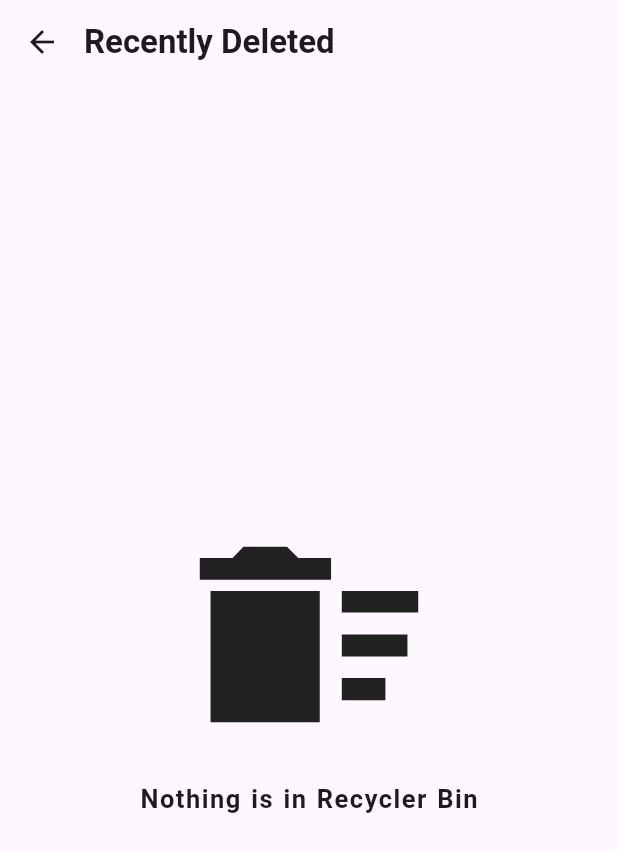
After one commit to ChiragBhatiwal2001/file-manager, a Flutter app: the screen it shows after launch, after a tap on "Recently Deleted", on a phone screen of 412 x 824 dp. The commit adds this screen. Shown: the top 852 px of the screen. Run offline on Flutter 3.47's test engine with Material 3 defaults, Android fonts, the phone set to English and light mode, and no system bars; our stand-ins replace open_filex, permission_handler, shared_preferences; missing offline and left inert: external_path, media_scanner; statements that could not run were skipped.

Commit message:
Added Quick Access Screen,Recycler bin

```diff
--- a/lib/Screens/home_screen.dart
+++ b/lib/Screens/home_screen.dart
@@ -1,6 +1,10 @@
 import 'package:external_path/external_path.dart';
 import 'package:file_manager/Screens/file_explorer_screen.dart';
+import 'package:file_manager/Screens/quick_access_screen.dart';
+import 'package:file_manager/Screens/recently_deleted_screen.dart';
+import 'package:file_manager/Services/recycler_bin.dart';
 import 'package:flutter/material.dart';
+import 'package:file_manager/Services/media_scanner.dart';
 import 'package:permission_handler/permission_handler.dart';
 
 class HomeScreen extends StatefulWidget {
@@ -18,6 +22,7 @@ class _HomeScreenState extends State<HomeScreen> {
   @override
   void initState() {
     super.initState();
+    RecentlyDeletedManager().init();
   }
 
   Future<bool> _requestPermission() async {
@@ -89,6 +94,14 @@ class _HomeScreenState extends State<HomeScreen> {
     }
   }
 
+  final mediaTypes = {
+    MediaType.image: Icons.image,
+    MediaType.video: Icons.video_library,
+    MediaType.audio: Icons.music_note,
+    MediaType.document: Icons.insert_drive_file,
+    MediaType.apk: Icons.android,
+  };
+
   @override
   Widget build(BuildContext context) {
     return Scaffold(
@@ -98,8 +111,7 @@ class _HomeScreenState extends State<HomeScreen> {
           style: TextStyle(fontWeight: FontWeight.bold, fontSize: 18),
         ),
       ),
-      body: SingleChildScrollView(
-        child: Column(
+      body: Column(
         children: [
           GestureDetector(
             onTap: () async {
@@ -118,19 +130,92 @@ class _HomeScreenState extends State<HomeScreen> {
             child: Padding(
               padding: const EdgeInsets.all(8.0),
               child: Container(
+                padding: EdgeInsets.only(left: 8.0,top: 5.0),
                 width: double.infinity,
                 height: 100,
                 decoration: BoxDecoration(
                   border: Border.all(color: Colors.black, width: 2),
                   borderRadius: BorderRadius.circular(5.0),
                 ),
-                  child: Text("Internal Storage"),
+                child: Text("Internal Storage",style: TextStyle(fontWeight: FontWeight.bold),),
+              ),
+            ),
+          ),
+          SizedBox(
+            width: double.infinity,
+            height: 250,
+            child: GridView.builder(
+              gridDelegate: SliverGridDelegateWithFixedCrossAxisCount(
+                crossAxisCount: 3,
+              ),
+              itemCount: mediaTypes.length,
+              itemBuilder: (context, index) {
+                final media = mediaTypes.entries.toList()[index];
+                return Padding(
+                  padding: const EdgeInsets.all(6.0),
+                  child: GestureDetector(
+                    onTap: ()async{
+                      final isGranted = await _requestPermission();
+                      if (!isGranted) {
+                        return;
+                      }
+                      await getStoragePath();
+                      Navigator.push(context, MaterialPageRoute(builder: (context) => QuickAccessScreen(category: media.key),));
+                    },
+                    child: Card(
+                      child: Column(
+                        mainAxisAlignment: MainAxisAlignment.center,
+                        children: [
+                          Icon(media.value, size: 40),
+                          SizedBox(height: 10),
+                          Text(media.key.name.toUpperCase()),
+                        ],
+                      ),
+                    ),
+                  ),
+                );
+              },
+            ),
+          ),
+          GestureDetector(
+            onTap: () async {
+              final isGranted = await _requestPermission();
+              if (!isGranted) {
+                return;
+              }
+              await getStoragePath();
+              Navigator.push(
+                context,
+                MaterialPageRoute(
+                  builder: (context) => const RecentlyDeletedScreen(),
+                ),
+              );
+            },
+            child: Padding(
+              padding: const EdgeInsets.all(8.0),
+              child: Container(
+                height: 50,
+                decoration: BoxDecoration(
+                  borderRadius: BorderRadius.circular(5.0),
+                  border: Border.all(
+                    color: Colors.black,
+                    width: 1
+                  )
+                ),
+                child: Row(
+                  children: [
+                    Icon(Icons.delete),
+                    SizedBox(width: 4,),
+                    Text("Recently Deleted",style: TextStyle(fontWeight: FontWeight.bold,fontSize: 16),),
+                    const Spacer(),
+                    Icon(Icons.arrow_forward_ios_sharp),
+                  ],
+                ),
               ),
             ),
           ),
         ],
       ),
-      ),
     );
   }
 }
--- /dev/null
+++ b/lib/Screens/recently_deleted_screen.dart
@@ -0,0 +1,145 @@
+import 'dart:io';
+import 'package:path/path.dart' as p;
+import 'package:file_manager/Services/recycler_bin.dart';
+import 'package:flutter/material.dart';
+
+class RecentlyDeletedScreen extends StatefulWidget {
+  const RecentlyDeletedScreen({super.key});
+
+  @override
+  State<RecentlyDeletedScreen> createState() {
+    return _RecentlyDeletedScreenState();
+  }
+}
+
+class _RecentlyDeletedScreenState extends State<RecentlyDeletedScreen> {
+  List<Map<String, dynamic>> deletedItems = [];
+
+  @override
+  void initState() {
+    super.initState();
+    _getDeletedData();
+  }
+
+  void _getDeletedData() async {
+    List<Map<String, dynamic>> list = await RecentlyDeletedManager()
+        .getDeletedItems();
+    setState(() {
+      deletedItems = list;
+    });
+  }
+
+  void _deleteDataPermanently(String trashedPath) async {
+    ScaffoldMessenger.of(context).clearSnackBars();
+    ScaffoldMessenger.of(context).showSnackBar(
+      SnackBar(
+        content: Text("Delete Permanently?"),
+        action: SnackBarAction(
+          label: "Yes",
+          onPressed: () async {
+            await RecentlyDeletedManager().permanentlyDelete(trashedPath);
+            setState(() {});
+            _getDeletedData();
+          },
+        ),
+        duration: Duration(seconds: 5),
+      ),
+    );
+  }
+
+  @override
+  Widget build(BuildContext context) {
+    return Scaffold(
+      appBar: AppBar(
+        title: Text(
+          "Recently Deleted",
+          style: TextStyle(fontWeight: FontWeight.bold),
+        ),
+        titleSpacing: 0,
+        actions: [
+          if(deletedItems.isNotEmpty)
+          TextButton.icon(onPressed: () async {
+            ScaffoldMessenger.of(context).clearSnackBars();
+            ScaffoldMessenger.of(context).showSnackBar(
+              SnackBar(
+                content: Text("Delete Permanently?"),
+                action: SnackBarAction(
+                  label: "Yes",
+                  onPressed: () async {
+                    await RecentlyDeletedManager().deleteAll();
+                    setState(() {});
+                    _getDeletedData();
+                  },
+                ),
+                duration: Duration(seconds: 5),
+              ),
+            );
+          }, label: Text("Delete All"),icon: Icon(Icons.delete_forever_rounded),)
+        ],
+        leading: IconButton(
+          icon: Icon(Icons.arrow_back),
+          onPressed: () {
+            Navigator.pop(context);
+          },
+        ),
+      ),
+      body: deletedItems.isEmpty
+          ? Center(
+              child: Column(
+                mainAxisAlignment: MainAxisAlignment.center,
+                children: [
+                  const Icon(Icons.delete_sweep_sharp, size: 175.0),
+                  const SizedBox(height: 10),
+                  const Text(
+                    "Nothing is in Recycler Bin",
+                    style: TextStyle(
+                      wordSpacing: 1,
+                      letterSpacing: 1,
+                      fontWeight: FontWeight.bold,
+                      fontSize: 17,
+                    ),
+                  ),
+                ],
+              ),
+            )
+          : ListView.builder(
+              itemCount: deletedItems.length,
+              itemBuilder: (context, index) {
+                final item = deletedItems[index];
+                final trashedPath = item['trashedPath'];
+                final originalPath = item['originalPath'];
+                final isDir =
+                    FileSystemEntity.typeSync(trashedPath) ==
+                    FileSystemEntityType.directory;
+
+                return ListTile(
+                  leading: Icon(isDir ? Icons.folder : Icons.insert_drive_file),
+                  title: Text(p.basename(originalPath)),
+                  subtitle: Text("From: $originalPath",maxLines: 2,overflow: TextOverflow.ellipsis,),
+                  trailing: Row(
+                    mainAxisSize: MainAxisSize.min,
+                    children: [
+                      IconButton(
+                        icon: Icon(Icons.restore),
+                        onPressed: () async {
+                          await RecentlyDeletedManager().restoreFromTrash(
+                            trashedPath,
+                          );
+                          setState(() {});
+                          _getDeletedData(); // refresh list
+                        },
+                      ),
+                      IconButton(
+                        icon: Icon(Icons.delete_forever),
+                        onPressed: () {
+                          _deleteDataPermanently(trashedPath);
+                        },
+                      ),
+                    ],
+                  ),
+                );
+              },
+            ),
+    );
+  }
+}
--- a/pubspec.yaml
+++ b/pubspec.yaml
@@ -38,6 +38,8 @@ dependencies:
   external_path: ^2.2.0
   open_filex: ^4.0.2
   shared_preferences:
+  media_scanner: ^2.0.0
+
 
 
 dev_dependencies:
```
Also changed, not shown: lib/Screens/file_explorer_screen.dart (+13 -3 lines), lib/Screens/quick_access_screen.dart (added, +205 -0 lines), lib/Services/file_operations.dart (+3 -6 lines), lib/Services/media_scanner.dart (added, +102 -0 lines), lib/Services/recycler_bin.dart (added, +137 -0 lines), lib/Widgets/bottom_bar_widget.dart (+4 -4 lines), pubspec.lock. Lines whose indentation alone changed are shown as unchanged.
